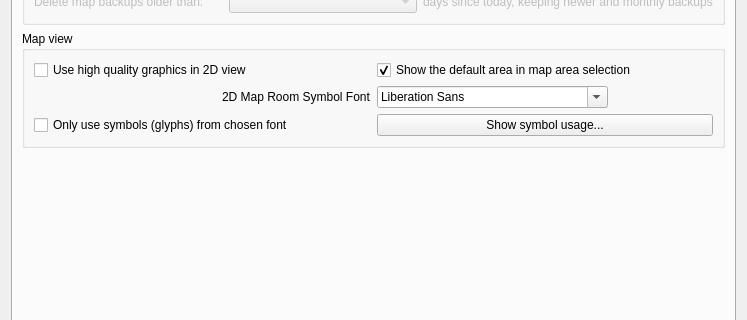
Before: the Qt Designer form src/ui/profile_preferences.ui in Mudlet/Mudlet, drawn with Qt 5; both pictures show x 0 to 747 and y 334 to 654 of the 747 by 808 pixel window.
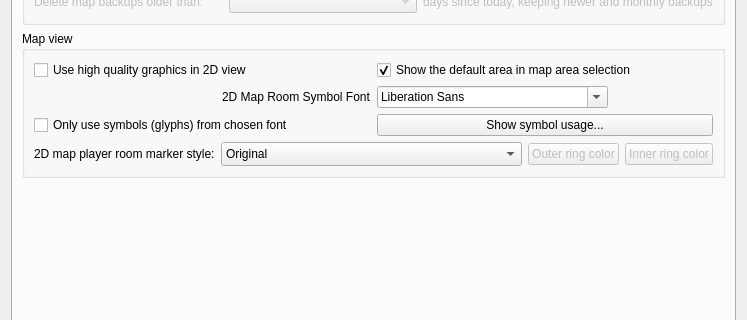
After: the same form once the commit is applied. The open tabs and pages were chosen to show the change. Icons and pictures are not drawn. Custom widgets are drawn as their Qt base class.

Commit message: Enhance: allow modification of the player room indication on 2D map

```diff
--- a/src/ui/profile_preferences.ui
+++ b/src/ui/profile_preferences.ui
@@ -2049,6 +2049,81 @@
             </property>
            </widget>
           </item>
+          <item row="3" column="0" colspan="2">
+           <widget class="QWidget" name="widget_playerRoomStyle" native="true">
+            <layout class="QHBoxLayout" name="horizontalLayout_playerRoomControls" stretch="0,1,0,0">
+             <property name="leftMargin">
+              <number>0</number>
+             </property>
+             <property name="topMargin">
+              <number>0</number>
+             </property>
+             <property name="rightMargin">
+              <number>0</number>
+             </property>
+             <property name="bottomMargin">
+              <number>0</number>
+             </property>
+             <item alignment="Qt::AlignRight">
+              <widget class="QLabel" name="label_playerRoomStyle">
+               <property name="text">
+                <string>2D map player room marker style:</string>
+               </property>
+              </widget>
+             </item>
+             <item>
+              <widget class="QComboBox" name="comboBox_playerRoomStyle">
+               <property name="currentIndex">
+                <number>0</number>
+               </property>
+               <property name="sizeAdjustPolicy">
+                <enum>QComboBox::AdjustToMinimumContentsLengthWithIcon</enum>
+               </property>
+               <item>
+                <property name="text">
+                 <string>Original</string>
+                </property>
+               </item>
+               <item>
+                <property name="text">
+                 <string>Red ring</string>
+                </property>
+               </item>
+               <item>
+                <property name="text">
+                 <string>Blue/Yellow ring</string>
+                </property>
+               </item>
+               <item>
+                <property name="text">
+                 <string>Custom ring</string>
+                </property>
+               </item>
+              </widget>
+             </item>
+             <item>
+              <widget class="QPushButton" name="pushButton_playerRoomPrimaryColor">
+               <property name="enabled">
+                <bool>false</bool>
+               </property>
+               <property name="text">
+                <string>Outer ring color</string>
+               </property>
+              </widget>
+             </item>
+             <item>
+              <widget class="QPushButton" name="pushButton_playerRoomSecondaryColor">
+               <property name="enabled">
+                <bool>false</bool>
+               </property>
+               <property name="text">
+                <string>Inner ring color</string>
+               </property>
+              </widget>
+             </item>
+            </layout>
+           </widget>
+          </item>
          </layout>
         </widget>
        </item>
```
The commit also changes 7 other files.
